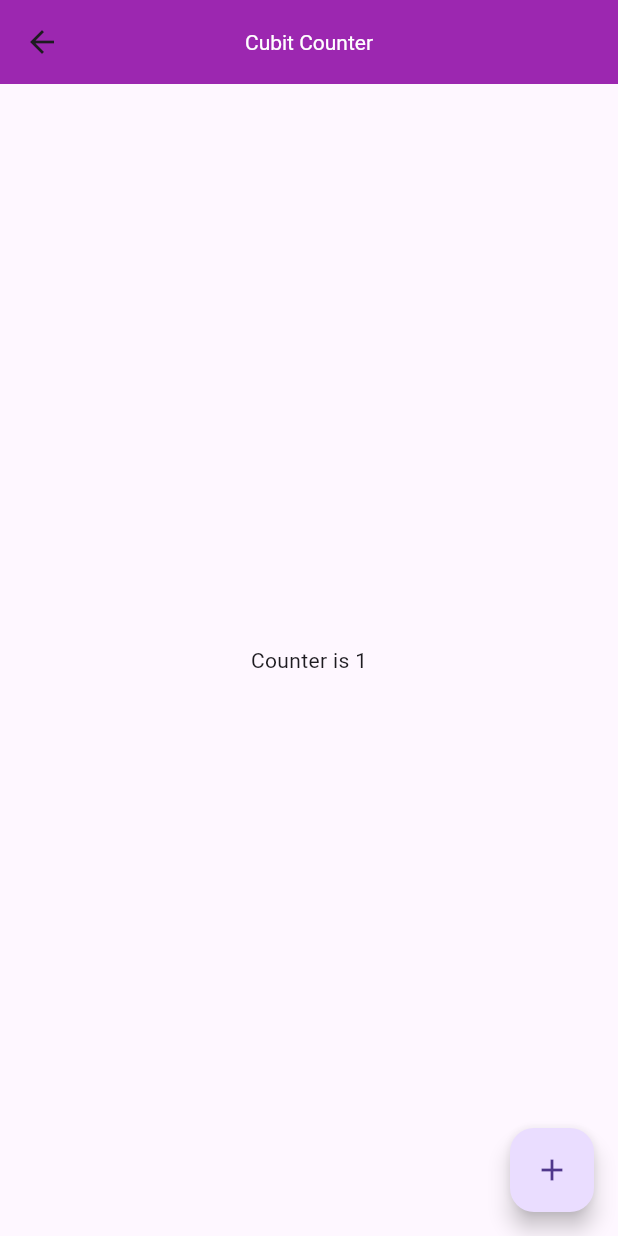
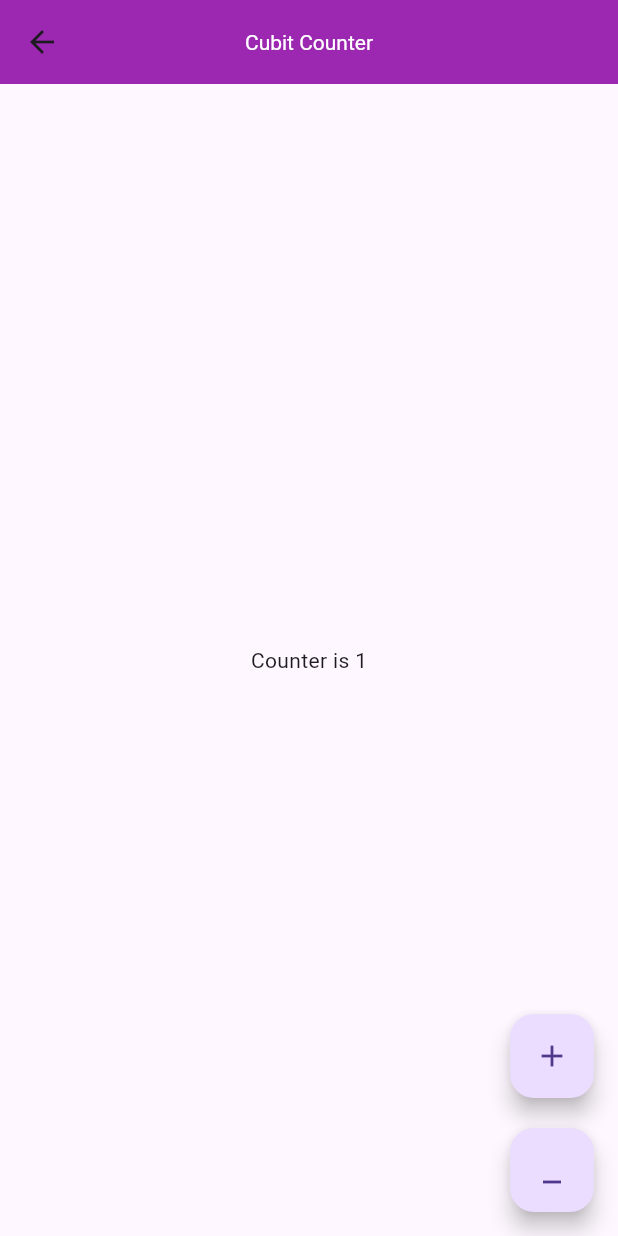
Before and after one commit to FashMuyhee/flutter_bloc_playground, a Flutter app: the CubitCounterPage screen opened by its route, after a tap on the "add" icon, on a phone screen of 412 x 824 dp. Run offline on Flutter 3.47's test engine with Material 3 defaults, Android fonts, the phone set to English and light mode, and no system bars; our stand-ins replace flutter_bloc.

Commit message:
cubit counter done

```diff
--- /dev/null
+++ b/lib/cubit/counter_cubit.dart
@@ -0,0 +1,15 @@
+import 'package:flutter_bloc/flutter_bloc.dart';
+
+class CounterCubit extends Cubit<int> {
+  CounterCubit() : super(0);
+
+  void increment() {
+    emit(state + 1);
+  }
+
+  void decrement() {
+    if (state > 0) {
+      emit(state - 1);
+    }
+  }
+}
--- a/lib/pages/cubit_counter_page.dart
+++ b/lib/pages/cubit_counter_page.dart
@@ -1,4 +1,6 @@
+import 'package:bloc_playground/cubit/counter_cubit.dart';
 import 'package:flutter/material.dart';
+import 'package:flutter_bloc/flutter_bloc.dart';
 
 class CubitCounterPage extends StatefulWidget {
   const CubitCounterPage({super.key});
@@ -8,12 +10,7 @@ class CubitCounterPage extends StatefulWidget {
 }
 
 class _CubitCounterPageState extends State<CubitCounterPage> {
-  int _counter = 0;
-
-  void _incrementCounter() {
-    _counter++;
-    setState(() {});
-  }
+  final counterCubit = CounterCubit();
 
   @override
   Widget build(BuildContext context) {
@@ -25,11 +22,28 @@ class _CubitCounterPageState extends State<CubitCounterPage> {
         titleTextStyle: const TextStyle(color: Colors.white),
       ),
       body: Center(
-        child: Text('Counter is $_counter'),
+        child: BlocBuilder<CounterCubit, int>(
+          bloc: counterCubit,
+          builder: (context, state) {
+            return Text('Counter is $state');
+          },
+        ),
       ),
-      floatingActionButton: FloatingActionButton(
-        onPressed: _incrementCounter,
-        child: const Icon(Icons.add),
+      floatingActionButton: Column(
+        mainAxisAlignment: MainAxisAlignment.end,
+        children: [
+          FloatingActionButton(
+            onPressed: counterCubit.increment,
+            child: const Icon(Icons.add),
+          ),
+          const SizedBox(
+            height: 20,
+          ),
+          FloatingActionButton(
+            onPressed: counterCubit.decrement,
+            child: const Icon(Icons.minimize),
+          )
+        ],
       ),
     );
   }
```
